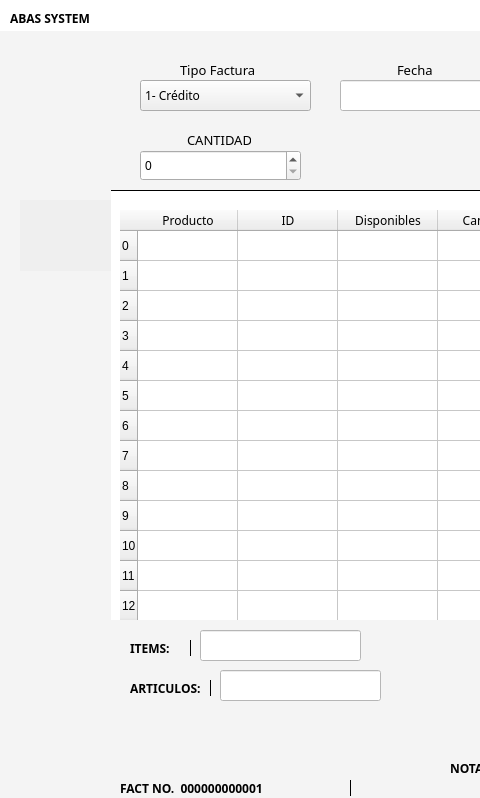
adriii0104/ABAS_SYSTEM, file UI/facturation.ui: the form before one commit; both pictures show x 0 to 480 and y 0 to 798 of the 1490 by 798 pixel window.
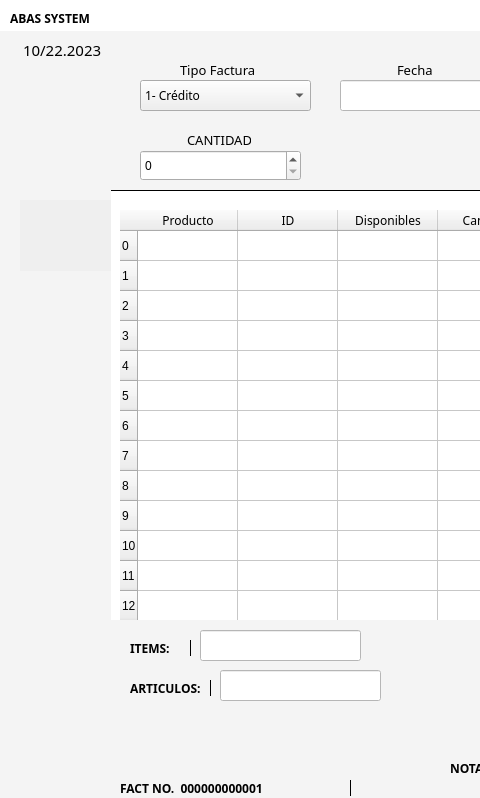
The form after the commit. Icons and pictures are not drawn.

Patch:
```diff
--- a/UI/facturation.ui
+++ b/UI/facturation.ui
@@ -62,7 +62,6 @@
 QLabel{
 	background:transparent;
 	color: f4f4f4;
-	font-size: 12px;
 }
 </string>
     </property>
@@ -129,21 +128,21 @@
       <rect>
        <x>10</x>
        <y>10</y>
-       <width>81</width>
+       <width>101</width>
        <height>20</height>
       </rect>
      </property>
      <property name="font">
       <font>
-       <pointsize>-1</pointsize>
+       <family>Bahnschrift Light</family>
+       <pointsize>11</pointsize>
       </font>
      </property>
      <property name="styleSheet">
-      <string notr="true">margin-left:1px;
-font-size: 14px;</string>
+      <string notr="true">margin-left:9px;</string>
      </property>
      <property name="text">
-      <string/>
+      <string>10/22.2023</string>
      </property>
     </widget>
    </widget>
```
Left out of the diff: 30 changed lines with no effect on the pictures.
